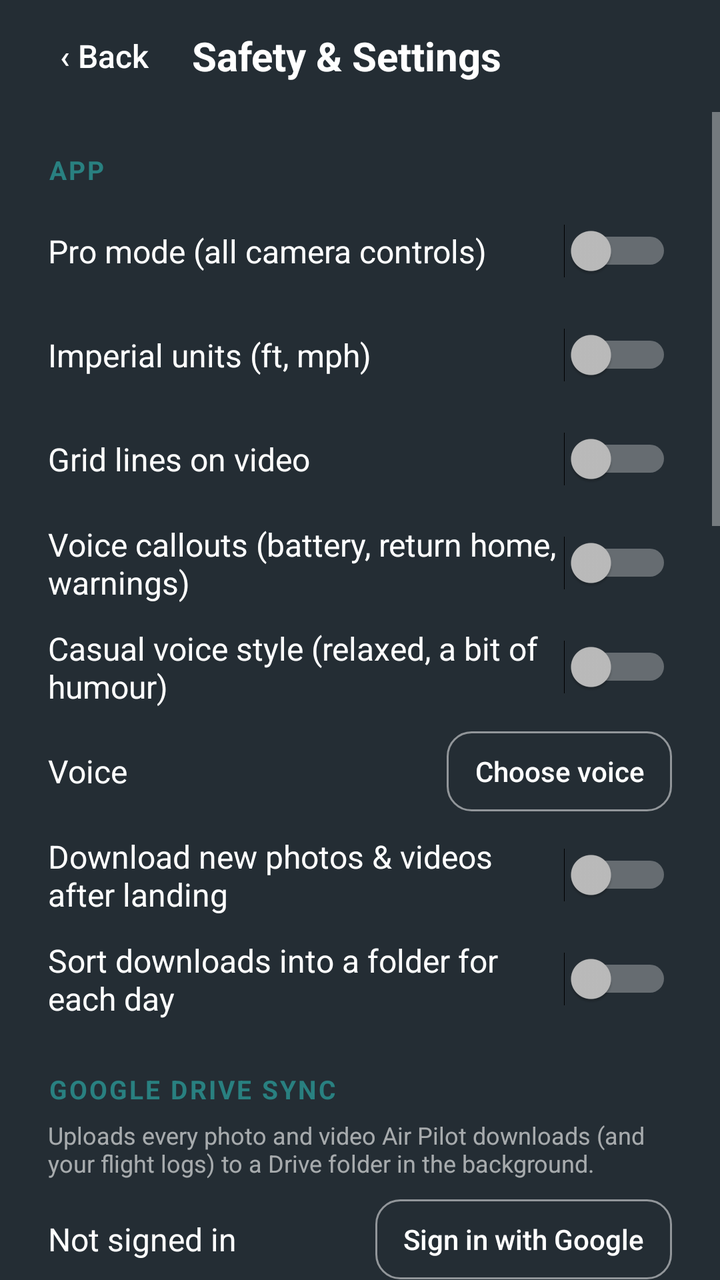
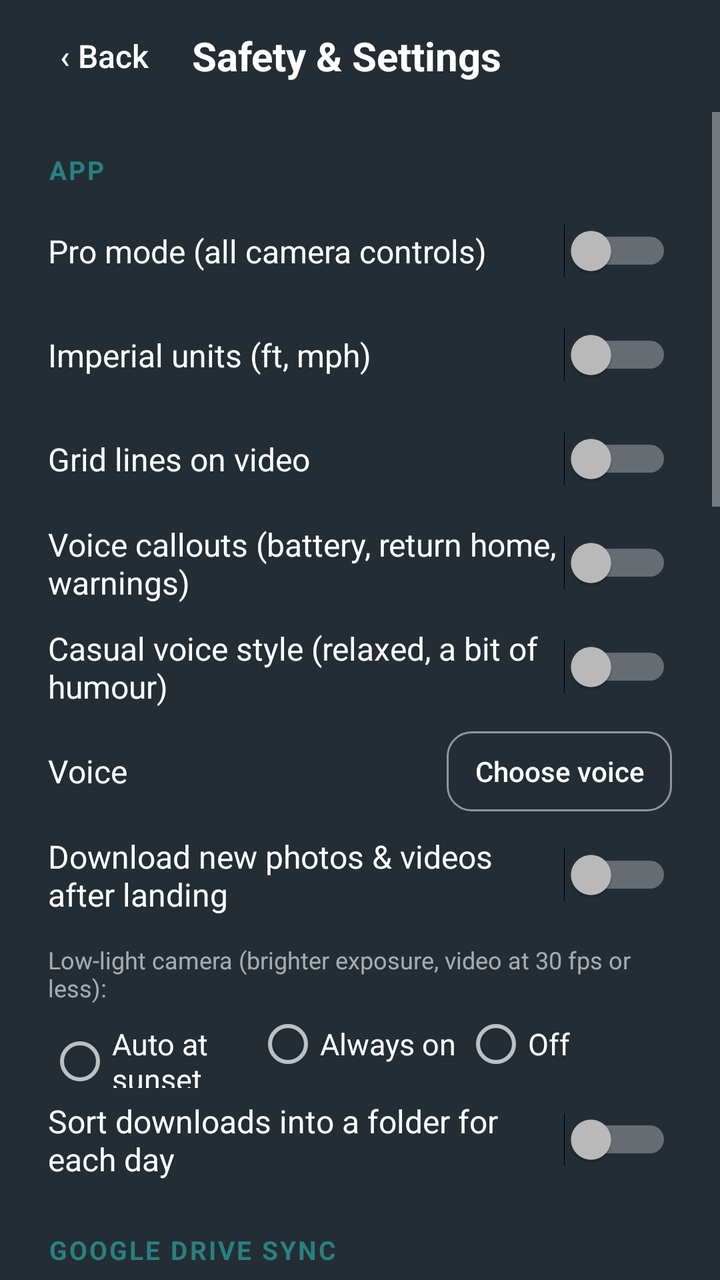

An Android layout rendered at two revisions. The XML below is the earlier revision; the diff shows what the commit changed to produce the second picture.
<!-- AndroidManifest.xml: application theme AppTheme -->
<!-- res/layout/activity_settings.xml -->
<?xml version="1.0" encoding="utf-8"?>
<LinearLayout xmlns:android="http://schemas.android.com/apk/res/android"
    android:layout_width="match_parent"
    android:layout_height="match_parent"
    android:background="@color/background_blue"
    android:orientation="vertical">

    <LinearLayout
        android:layout_width="match_parent"
        android:layout_height="56dp"
        android:gravity="center_vertical"
        android:orientation="horizontal"
        android:paddingLeft="8dp"
        android:paddingRight="16dp">

        <Button
            android:id="@+id/btn_back"
            android:layout_width="wrap_content"
            android:layout_height="44dp"
            android:background="@android:color/transparent"
            android:text="‹ Back"
            android:textAllCaps="false"
            android:textColor="#FFFFFF"
            android:textSize="16sp" />

        <TextView
            android:layout_width="0dp"
            android:layout_height="wrap_content"
            android:layout_weight="1"
            android:text="Safety &amp; Settings"
            android:textColor="#FFFFFF"
            android:textSize="20sp"
            android:textStyle="bold" />

        <TextView
            android:id="@+id/drone_state"
            android:layout_width="wrap_content"
            android:layout_height="wrap_content"
            android:textColor="#B3FFFFFF"
            android:textSize="13sp" />
    </LinearLayout>

    <ScrollView
        android:layout_width="match_parent"
        android:layout_height="0dp"
        android:layout_weight="1">

        <LinearLayout
            android:layout_width="match_parent"
            android:layout_height="wrap_content"
            android:orientation="vertical"
            android:paddingLeft="24dp"
            android:paddingRight="24dp"
            android:paddingBottom="24dp">

            
            <TextView style="@style/SectionTitle" android:text="APP" />

            <LinearLayout style="@style/SettingRow">
                <TextView style="@style/SettingLabel" android:text="Pro mode (all camera controls)" />
                <Switch android:id="@+id/sw_advanced" android:layout_width="wrap_content" android:layout_height="wrap_content" />
            </LinearLayout>

            <LinearLayout style="@style/SettingRow">
                <TextView style="@style/SettingLabel" android:text="Imperial units (ft, mph)" />
                <Switch android:id="@+id/sw_imperial" android:layout_width="wrap_content" android:layout_height="wrap_content" />
            </LinearLayout>

            <LinearLayout style="@style/SettingRow">
                <TextView style="@style/SettingLabel" android:text="Grid lines on video" />
                <Switch android:id="@+id/sw_grid" android:layout_width="wrap_content" android:layout_height="wrap_content" />
            </LinearLayout>

            <LinearLayout style="@style/SettingRow">
                <TextView style="@style/SettingLabel" android:text="Voice callouts (battery, return home, warnings)" />
                <Switch android:id="@+id/sw_voice" android:layout_width="wrap_content" android:layout_height="wrap_content" />
            </LinearLayout>

            <LinearLayout style="@style/SettingRow">
                <TextView style="@style/SettingLabel" android:text="Casual voice style (relaxed, a bit of humour)" />
                <Switch android:id="@+id/sw_voice_casual" android:layout_width="wrap_content" android:layout_height="wrap_content" />
            </LinearLayout>

            <LinearLayout style="@style/SettingRow">
                <TextView android:id="@+id/voice_label" style="@style/SettingLabel" android:text="Voice" />
                <Button
                    android:id="@+id/btn_voice"
                    style="@style/SecondaryButton"
                    android:layout_width="wrap_content"
                    android:layout_height="40dp"
                    android:paddingLeft="14dp"
                    android:paddingRight="14dp"
                    android:text="Choose voice"
                    android:textSize="14sp" />
            </LinearLayout>

            <LinearLayout style="@style/SettingRow">
                <TextView style="@style/SettingLabel" android:text="Download new photos &amp; videos after landing" />
                <Switch android:id="@+id/sw_auto_download" android:layout_width="wrap_content" android:layout_height="wrap_content" />
            </LinearLayout>

            <LinearLayout style="@style/SettingRow">
                <TextView style="@style/SettingLabel" android:text="Sort downloads into a folder for each day" />
                <Switch android:id="@+id/sw_by_date" android:layout_width="wrap_content" android:layout_height="wrap_content" />
            </LinearLayout>

            
            <TextView style="@style/SectionTitle" android:text="GOOGLE DRIVE SYNC" />
            <TextView
                style="@style/SettingHint"
                android:text="Uploads every photo and video Air Pilot downloads (and your flight logs) to a Drive folder in the background." />

            <LinearLayout style="@style/SettingRow">
                <TextView android:id="@+id/drive_account" style="@style/SettingLabel" android:text="Not signed in" />
                <Button
                    android:id="@+id/btn_drive_signin"
                    style="@style/SecondaryButton"
                    android:layout_width="wrap_content"
                    android:layout_height="40dp"
                    android:paddingLeft="14dp"
                    android:paddingRight="14dp"
                    android:text="Sign in with Google"
                    android:textSize="14sp" />
            </LinearLayout>

            <LinearLayout style="@style/SettingRow">
                <TextView style="@style/SettingLabel" android:text="Sync to Google Drive" />
                <Switch android:id="@+id/sw_drive" android:layout_width="wrap_content" android:layout_height="wrap_content" />
            </LinearLayout>

            <LinearLayout style="@style/SettingRow">
                <TextView style="@style/SettingLabel" android:text="Drive folder" />
                <EditText
                    android:id="@+id/et_drive_folder"
                    android:layout_width="200dp"
                    android:layout_height="wrap_content"
                    android:gravity="end"
                    android:imeOptions="actionDone"
                    android:inputType="text"
                    android:singleLine="true"
                    android:textColor="#FFFFFF"
                    android:textSize="16sp" />
            </LinearLayout>
            <TextView style="@style/SettingHint" android:text="Use / for subfolders, e.g. Drone/Air Pilot. Air Pilot creates the folder." />

            <LinearLayout style="@style/SettingRow">
                <TextView style="@style/SettingLabel" android:text="Only upload on Wi-Fi" />
                <Switch android:id="@+id/sw_drive_wifi" android:layout_width="wrap_content" android:layout_height="wrap_content" />
            </LinearLayout>

            <LinearLayout style="@style/SettingRow">
                <TextView style="@style/SettingLabel" android:text="Also upload flight logs (CSV)" />
                <Switch android:id="@+id/sw_drive_logs" android:layout_width="wrap_content" android:layout_height="wrap_content" />
            </LinearLayout>

            <TextView
                android:id="@+id/drive_status"
                style="@style/SettingHint"
                android:layout_marginTop="4dp" />

            
            <TextView style="@style/SectionTitle" android:text="DRONE SAFETY  (saved to the drone)" />
            <TextView
                android:id="@+id/drone_hint"
                style="@style/SettingHint"
                android:text="Connect the drone to read and change these." />

            <LinearLayout style="@style/SettingRow">
                <TextView style="@style/SettingLabel" android:text="Beginner mode" />
                <Switch android:id="@+id/sw_beginner" android:layout_width="wrap_content" android:layout_height="wrap_content" />
            </LinearLayout>
            <TextView style="@style/SettingHint" android:text="Keeps the drone close and low (about 30 m / 100 ft) and slow. Needs GPS." />

            <LinearLayout style="@style/SettingRow">
                <TextView android:id="@+id/lbl_max_alt" style="@style/SettingLabel" android:text="Max altitude" />
                <EditText android:id="@+id/et_max_alt" style="@style/SettingNumber" />
            </LinearLayout>

            <LinearLayout style="@style/SettingRow">
                <TextView style="@style/SettingLabel" android:text="Limit distance from home" />
                <Switch android:id="@+id/sw_dist_limit" android:layout_width="wrap_content" android:layout_height="wrap_content" />
            </LinearLayout>

            <LinearLayout style="@style/SettingRow">
                <TextView android:id="@+id/lbl_max_dist" style="@style/SettingLabel" android:text="Max distance" />
                <EditText android:id="@+id/et_max_dist" style="@style/SettingNumber" />
            </LinearLayout>

            <LinearLayout style="@style/SettingRow">
                <TextView android:id="@+id/lbl_rth_alt" style="@style/SettingLabel" android:text="Return-to-home altitude" />
                <EditText android:id="@+id/et_rth_alt" style="@style/SettingNumber" />
            </LinearLayout>
            <TextView style="@style/SettingHint" android:text="Set it higher than nearby trees and buildings." />

            <LinearLayout style="@style/SettingRow">
                <TextView style="@style/SettingLabel" android:text="Low battery warning (%)" />
                <EditText android:id="@+id/et_low_batt" style="@style/SettingNumber" />
            </LinearLayout>

            <TextView style="@style/SectionTitle" android:text="VIDEO LINK" />
            <TextView
                android:id="@+id/band_hint"
                style="@style/SettingHint"
                android:text="If you see &quot;Signal Weak&quot; near houses, try 5.8 GHz: it's usually less crowded than 2.4 GHz (home Wi-Fi). 2.4 GHz reaches farther in open fields." />
            <RadioGroup
                android:id="@+id/band"
                android:layout_width="match_parent"
                android:layout_height="wrap_content"
                android:orientation="horizontal">
                <RadioButton android:id="@+id/band_24" android:layout_width="0dp" android:layout_height="wrap_content" android:layout_weight="1" android:text="2.4 GHz" android:textColor="#FFFFFF" android:textSize="15sp" />
                <RadioButton android:id="@+id/band_58" android:layout_width="0dp" android:layout_height="wrap_content" android:layout_weight="1" android:text="5.8 GHz" android:textColor="#FFFFFF" android:textSize="15sp" />
            </RadioGroup>
            <TextView android:id="@+id/band_status" style="@style/SettingHint" />

            <Button
                android:id="@+id/btn_save_drone"
                style="@style/BigButton"
                android:layout_marginTop="16dp"
                android:text="Save to drone" />

            <TextView
                android:id="@+id/save_result"
                style="@style/SettingHint"
                android:layout_marginTop="8dp" />

            <TextView style="@style/SectionTitle" android:text="HELP" />
            <Button
                android:id="@+id/btn_crash"
                style="@style/SecondaryButton"
                android:layout_width="wrap_content"
                android:paddingLeft="16dp"
                android:paddingRight="16dp"
                android:text="Share crash reports" />
        </LinearLayout>
    </ScrollView>
</LinearLayout>
<!-- resources referenced by this layout -->
<resources>
  <color name="background_blue">#242d34</color>
  <style name="BigButton">
          <item name="android:layout_width">match_parent</item>
          <item name="android:layout_height">56dp</item>
          <item name="android:background">@drawable/button_bg</item>
          <item name="android:textColor">#FFFFFF</item>
          <item name="android:textSize">18sp</item>
          <item name="android:textStyle">bold</item>
          <item name="android:textAllCaps">false</item>
      </style>
  <style name="SecondaryButton" parent="BigButton">
          <item name="android:layout_height">48dp</item>
          <item name="android:background">@drawable/button_secondary_bg</item>
          <item name="android:textSize">16sp</item>
          <item name="android:textStyle">normal</item>
      </style>
  <style name="SectionTitle">
          <item name="android:layout_width">match_parent</item>
          <item name="android:layout_height">wrap_content</item>
          <item name="android:layout_marginTop">20dp</item>
          <item name="android:layout_marginBottom">6dp</item>
          <item name="android:textColor">@color/medium_blue</item>
          <item name="android:textSize">13sp</item>
          <item name="android:textStyle">bold</item>
          <item name="android:letterSpacing">0.08</item>
      </style>
  <style name="SettingHint">
          <item name="android:layout_width">match_parent</item>
          <item name="android:layout_height">wrap_content</item>
          <item name="android:textColor">#99FFFFFF</item>
          <item name="android:textSize">12sp</item>
          <item name="android:layout_marginBottom">4dp</item>
      </style>
  <style name="SettingLabel">
          <item name="android:layout_width">0dp</item>
          <item name="android:layout_height">wrap_content</item>
          <item name="android:layout_weight">1</item>
          <item name="android:textColor">#FFFFFF</item>
          <item name="android:textSize">16sp</item>
      </style>
  <style name="SettingNumber">
          <item name="android:layout_width">96dp</item>
          <item name="android:layout_height">wrap_content</item>
          <item name="android:gravity">end</item>
          <item name="android:inputType">number</item>
          <item name="android:textColor">#FFFFFF</item>
          <item name="android:textSize">16sp</item>
          <item name="android:maxLength">5</item>
          <item name="android:selectAllOnFocus">true</item>
      </style>
  <style name="SettingRow">
          <item name="android:layout_width">match_parent</item>
          <item name="android:layout_height">wrap_content</item>
          <item name="android:minHeight">52dp</item>
          <item name="android:gravity">center_vertical</item>
          <item name="android:orientation">horizontal</item>
      </style>
  <style name="AppTheme" parent="@style/Theme.AppCompat.NoActionBar">
          <item name="android:windowBackground">@color/background_blue</item>
          <item name="android:textColor">@color/light_gray</item>
          <item name="android:windowFullscreen">true</item>
          <item name="colorAccent">@color/medium_blue</item>
          <item name="colorControlActivated">@color/medium_blue</item>
      </style>
  <!-- drawable button_bg (drawable) -->
  <?xml version="1.0" encoding="utf-8"?>
  <selector xmlns:android="http://schemas.android.com/apk/res/android">
      <item android:state_pressed="true">
          <shape android:shape="rectangle"><solid android:color="#1F6060" /><corners android:radius="12dp" /></shape>
      </item>
      <item>
          <shape android:shape="rectangle"><solid android:color="@color/medium_blue" /><corners android:radius="12dp" /></shape>
      </item>
  </selector>
  <color name="medium_blue">#298080</color>
  <color name="light_gray">#B3FFFFFF</color>
  <!-- unchanged entries left out for length: 1 -->
</resources>

<!-- the commit's change to res/layout/activity_settings.xml (unified diff, before → after) -->
@@ -98,6 +98,17 @@
                 <TextView style="@style/SettingLabel" android:text="Download new photos &amp; videos after landing" />
                 <Switch android:id="@+id/sw_auto_download" android:layout_width="wrap_content" android:layout_height="wrap_content" />
             </LinearLayout>
+
+            <TextView style="@style/SettingHint" android:layout_marginTop="8dp" android:text="Low-light camera (brighter exposure, video at 30 fps or less):" />
+            <RadioGroup
+                android:id="@+id/low_light"
+                android:layout_width="match_parent"
+                android:layout_height="wrap_content"
+                android:orientation="horizontal">
+                <RadioButton android:id="@+id/ll_auto" android:layout_width="0dp" android:layout_height="wrap_content" android:layout_weight="1" android:text="Auto at sunset" android:textColor="#FFFFFF" android:textSize="15sp" />
+                <RadioButton android:id="@+id/ll_on" android:layout_width="0dp" android:layout_height="wrap_content" android:layout_weight="1" android:text="Always on" android:textColor="#FFFFFF" android:textSize="15sp" />
+                <RadioButton android:id="@+id/ll_off" android:layout_width="0dp" android:layout_height="wrap_content" android:layout_weight="1" android:text="Off" android:textColor="#FFFFFF" android:textSize="15sp" />
+            </RadioGroup>
 
             <LinearLayout style="@style/SettingRow">
                 <TextView style="@style/SettingLabel" android:text="Sort downloads into a folder for each day" />
